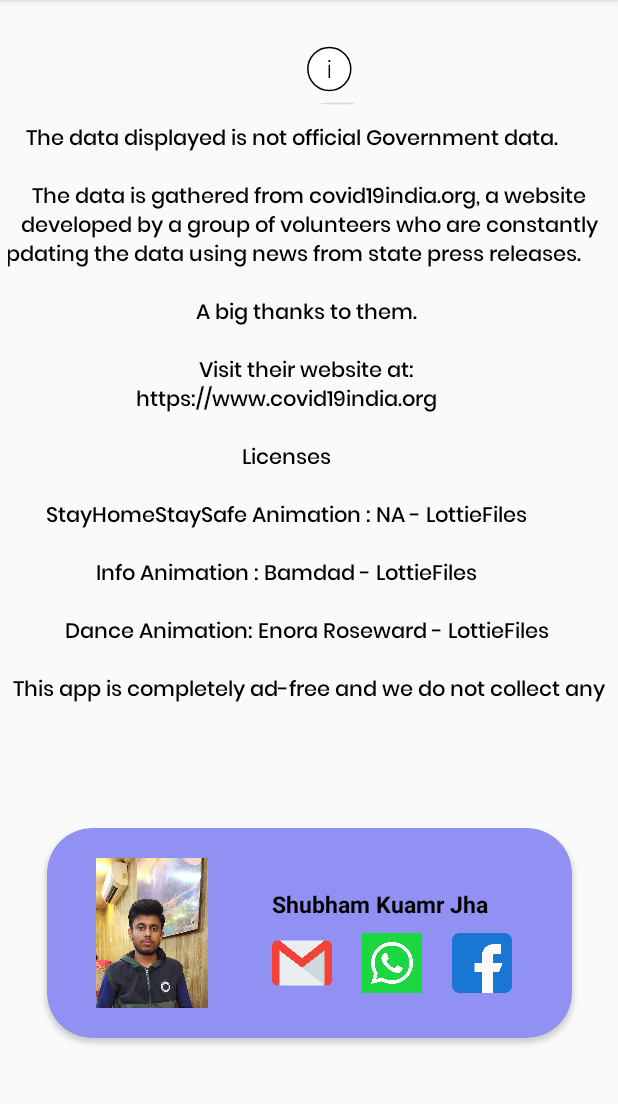
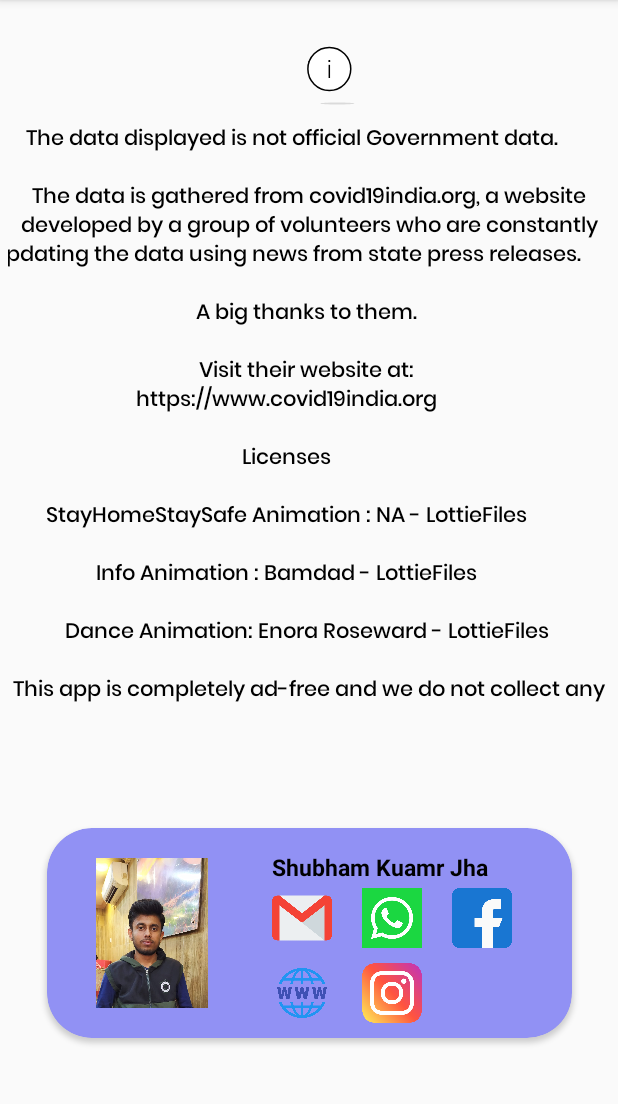
Before and after one commit to Shubham2157/covid-19_Tracker, an Android app: the AboutUsActivity screen opened directly, with no data from a screen before it, on a phone screen of 412 x 824 dp, the part 84-1188 px from its top. Run offline under Robolectric (Android 15) with nearby library versions, the phone set to English and light mode, and no system bars; network calls fail.

Commit message:
info layout - mare option added to connect me

```diff
--- a/app/src/main/res/layout/activity_about_us.xml
+++ b/app/src/main/res/layout/activity_about_us.xml
@@ -54,7 +54,7 @@
             android:layout_width="150dp"
             android:layout_height="20dp"
             android:layout_marginLeft="150dp"
-            android:layout_marginTop="40dp"
+            android:layout_marginTop="15dp"
             android:text="Shubham Kuamr Jha"
             android:textColor="@android:color/black"
             android:textSize="15sp"
@@ -65,7 +65,7 @@
             android:layout_width="40dp"
             android:layout_height="40dp"
             android:layout_marginLeft="150dp"
-            android:layout_marginTop="70dp"
+            android:layout_marginTop="40dp"
             android:background="@drawable/gmail" />
 
         <ImageView
@@ -73,7 +73,7 @@
             android:layout_width="40dp"
             android:layout_height="40dp"
             android:layout_marginLeft="210dp"
-            android:layout_marginTop="70dp"
+            android:layout_marginTop="40dp"
             android:background="@drawable/whatsapp" />
 
         <ImageView
@@ -81,8 +81,24 @@
             android:layout_width="40dp"
             android:layout_height="40dp"
             android:layout_marginLeft="270dp"
-            android:layout_marginTop="70dp"
+            android:layout_marginTop="40dp"
             android:background="@drawable/facebook" />
+
+        <ImageView
+            android:id="@+id/web_shubham"
+            android:layout_width="40dp"
+            android:layout_height="40dp"
+            android:layout_marginLeft="150dp"
+            android:layout_marginTop="90dp"
+            android:background="@drawable/website" />
+
+        <ImageView
+            android:id="@+id/insta_shubham"
+            android:layout_width="40dp"
+            android:layout_height="40dp"
+            android:layout_marginLeft="210dp"
+            android:layout_marginTop="90dp"
+            android:background="@drawable/instagram" />
 
     </androidx.cardview.widget.CardView>
 
```
Also changed, not shown: app/src/main/java/com/shubham/covid_19track/AboutUsActivity.kt (+34 -2 lines), app/src/main/res/drawable/instagram.png (added), app/src/main/res/drawable/website.png (added).
